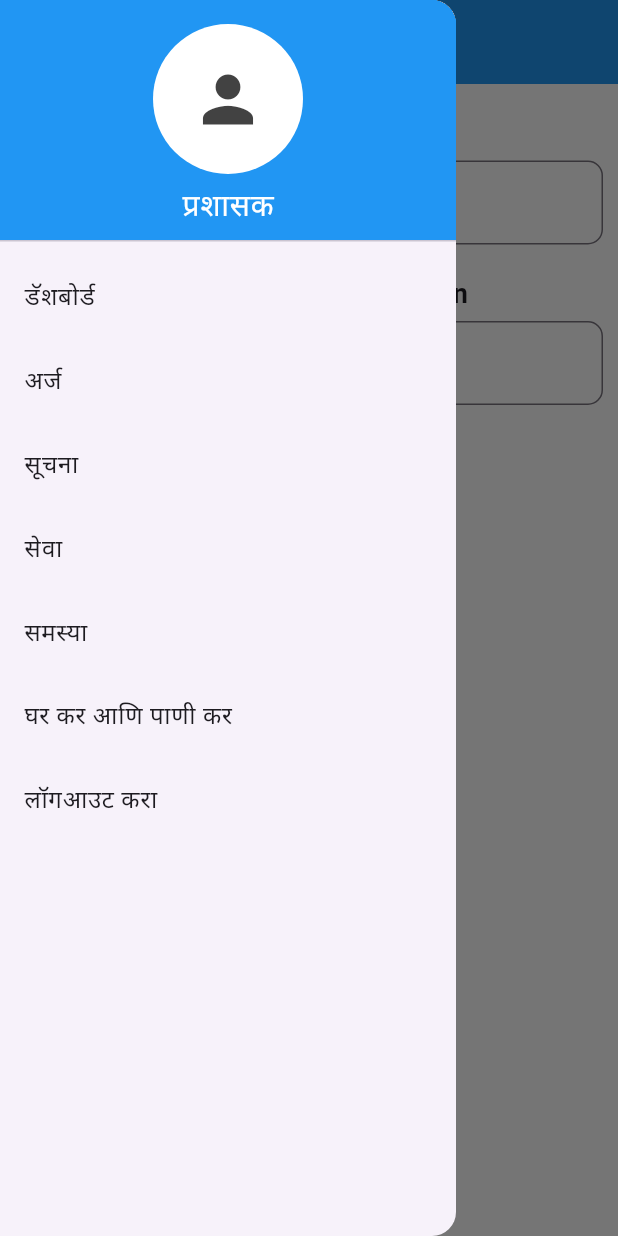
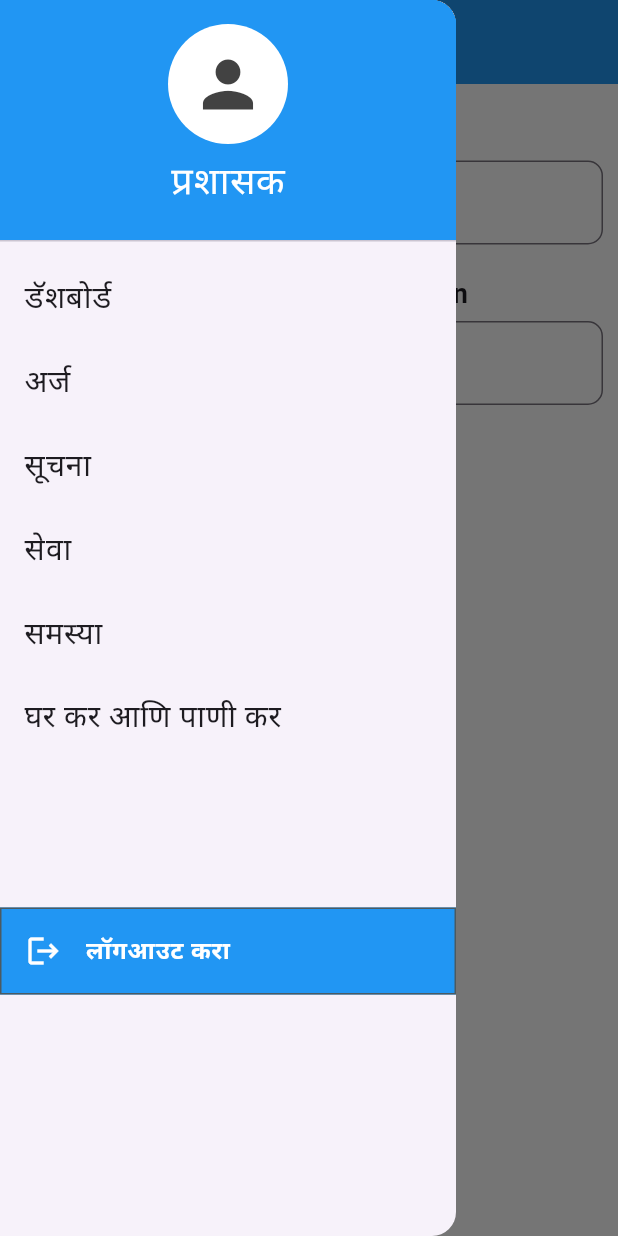
Before and after one commit to Siddhi-Nikam/Digital_Panchayat_Flutter_App, a Flutter app: the instructions screen opened directly, with the side drawer open, on a phone screen of 412 x 824 dp. Run offline on Flutter 3.47's test engine with Material 3 defaults, Android fonts, the phone set to English and light mode, and no system bars; our stand-ins replace file_picker, font_awesome_flutter, image_picker, jwt_decoder, mask_text_input_formatter, shared_preferences; missing offline and left inert: razorpay_flutter; accounts and stored records are empty.

Commit message:
changes in application, admin drawer, new component card, admin application page

```diff
--- a/lib/admin panel/admindrawer.dart
+++ b/lib/admin panel/admindrawer.dart
@@ -1,6 +1,6 @@
 import 'package:digitalpanchayat/admin%20panel/admindashboard.dart';
 import 'package:flutter/material.dart';
-import '../comman pages/buttons.dart';
+//import '../comman pages/buttons.dart';
 import 'multiple pages/applications.dart';
 import 'multiple pages/instruction.dart';
 import 'multiple pages/issues.dart';
@@ -22,7 +22,7 @@ class AdminDrawer extends StatelessWidget {
               children: [
                 Center(
                   child: CircleAvatar(
-                    radius: 50,
+                    radius: 40,
                     backgroundColor: Colors.white,
                     child: Icon(
                       Icons.person,
@@ -34,13 +34,13 @@ class AdminDrawer extends StatelessWidget {
                 const SizedBox(height: 5),
                 const Text(
                   "प्रशासक",
-                  style: TextStyle(color: Colors.white, fontSize: 20),
+                  style: TextStyle(color: Colors.white, fontSize: 25),
                 )
               ],
             ),
           ),
           ListTile(
-            title: const Text('डॅशबोर्ड'),
+            title: const Text('डॅशबोर्ड', style: TextStyle(fontSize: 20)),
             onTap: () {
               Navigator.pop(context); // Close the drawer
               Navigator.pushReplacement(
@@ -53,7 +53,7 @@ class AdminDrawer extends StatelessWidget {
             },
           ),
           ListTile(
-            title: const Text('अर्ज'),
+            title: const Text('अर्ज', style: TextStyle(fontSize: 20)),
             onTap: () {
               Navigator.pop(context); // Close the drawer
               Navigator.pushReplacement(
@@ -63,7 +63,7 @@ class AdminDrawer extends StatelessWidget {
             },
           ),
           ListTile(
-            title: const Text('सूचना'),
+            title: const Text('सूचना', style: TextStyle(fontSize: 20)),
             onTap: () {
               Navigator.pop(context); // Close the drawer
               Navigator.pushReplacement(
@@ -73,7 +73,7 @@ class AdminDrawer extends StatelessWidget {
             },
           ),
           ListTile(
-            title: const Text('सेवा'),
+            title: const Text('सेवा', style: TextStyle(fontSize: 20)),
             onTap: () {
               Navigator.pop(context); // Close the drawer
               Navigator.pushReplacement(
@@ -83,7 +83,7 @@ class AdminDrawer extends StatelessWidget {
             },
           ),
           ListTile(
-            title: const Text('समस्या'),
+            title: const Text('समस्या', style: TextStyle(fontSize: 20)),
             onTap: () {
               Navigator.pop(context); // Close the drawer
               Navigator.pushReplacement(
@@ -93,7 +93,8 @@ class AdminDrawer extends StatelessWidget {
             },
           ),
           ListTile(
-            title: const Text('घर कर आणि पाणी कर'),
+            title:
+                const Text('घर कर आणि पाणी कर', style: TextStyle(fontSize: 20)),
             onTap: () {
               Navigator.pop(context); // Close the drawer
               Navigator.pushReplacement(
@@ -102,14 +103,25 @@ class AdminDrawer extends StatelessWidget {
               );
             },
           ),
+          SizedBox(
+            height: 100,
+          ),
           ListTile(
-            title: const Text('लॉगआउट करा'),
+            tileColor: Colors.blue,
+            shape: Border.all(
+                color: const Color.fromARGB(255, 75, 90, 97),
+                strokeAlign: BorderSide.strokeAlignInside),
+            leading: const Tooltip(
+                message: "Logout",
+                child: Icon(Icons.logout, color: Colors.white)),
+            title: const Text(
+              'लॉगआउट करा',
+              style:
+                  TextStyle(color: Colors.white, fontWeight: FontWeight.bold),
+            ),
             onTap: () {
-              Navigator.pop(context); // Close the drawer
-              Navigator.pushReplacement(
-                context,
-                MaterialPageRoute(builder: (context) => const buttons()),
-              );
+              Navigator.pop(context);
+              Navigator.pushReplacementNamed(context, '/adminlogin');
             },
           ),
         ],
--- a/lib/comman pages/adminlogin.dart
+++ b/lib/comman pages/adminlogin.dart
@@ -113,6 +113,10 @@ class _AdminloginState extends State<Adminlogin> {
                       labelText: "प्रशासक",
                       hintText: "प्रशासक नाव प्रविष्ट करा",
                       fillColor: Colors.white,
+                      suffixIcon: const Icon(
+                        Icons.person,
+                        color: Colors.blue,
+                      ),
                       border: OutlineInputBorder(
                         borderRadius: BorderRadius.circular(5),
                         borderSide: const BorderSide(
--- a/lib/comman pages/userlogin.dart
+++ b/lib/comman pages/userlogin.dart
@@ -130,6 +130,10 @@ class _userloginState extends State<userlogin> {
                         labelText: "आधार क्रमांक",
                         hintText: "तुमचा आधार क्रमांक टाका",
                         fillColor: Colors.white,
+                        suffixIcon: const Icon(
+                          Icons.person,
+                          color: Colors.blue,
+                        ),
                         border: OutlineInputBorder(
                             borderRadius: BorderRadius.circular(5),
                             borderSide: const BorderSide(
--- a/pubspec.yaml
+++ b/pubspec.yaml
@@ -54,6 +54,9 @@ dependencies:
   path: ^1.9.0
   file_picker: ^8.1.4
   open_file: ^3.5.9
+  iconify_flutter: ^0.0.7
+  font_awesome_flutter: ^10.8.0
+
 
 
 
```
Also changed, not shown: lib/admin panel/multiple pages/applications.dart (+35 -0 lines), lib/user/user pages/applications pages/regi_birth.dart (+16 -2 lines), pubspec.lock.
